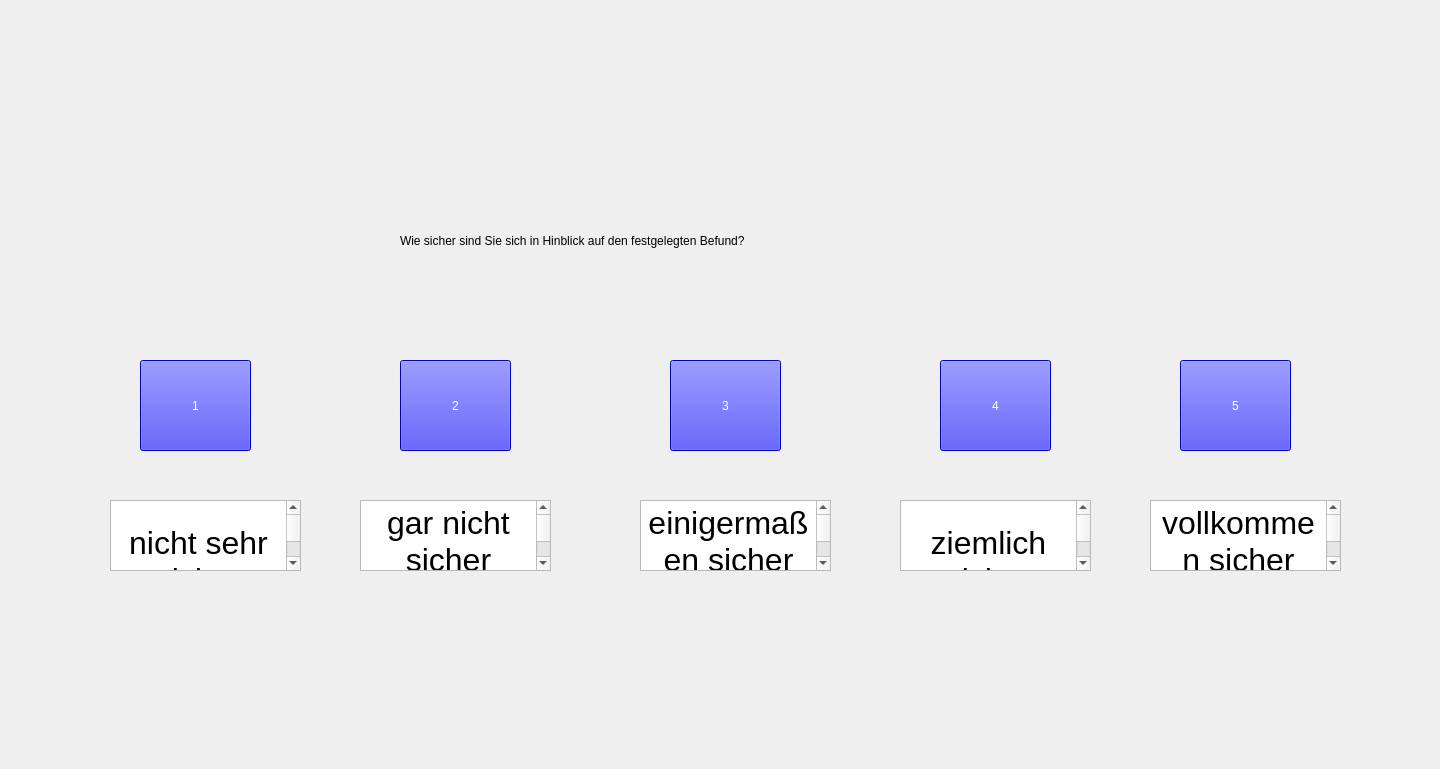
IKI-Lab/auscultation_AI_noise_exp, file forms/confidence.ui: the form before one commit.
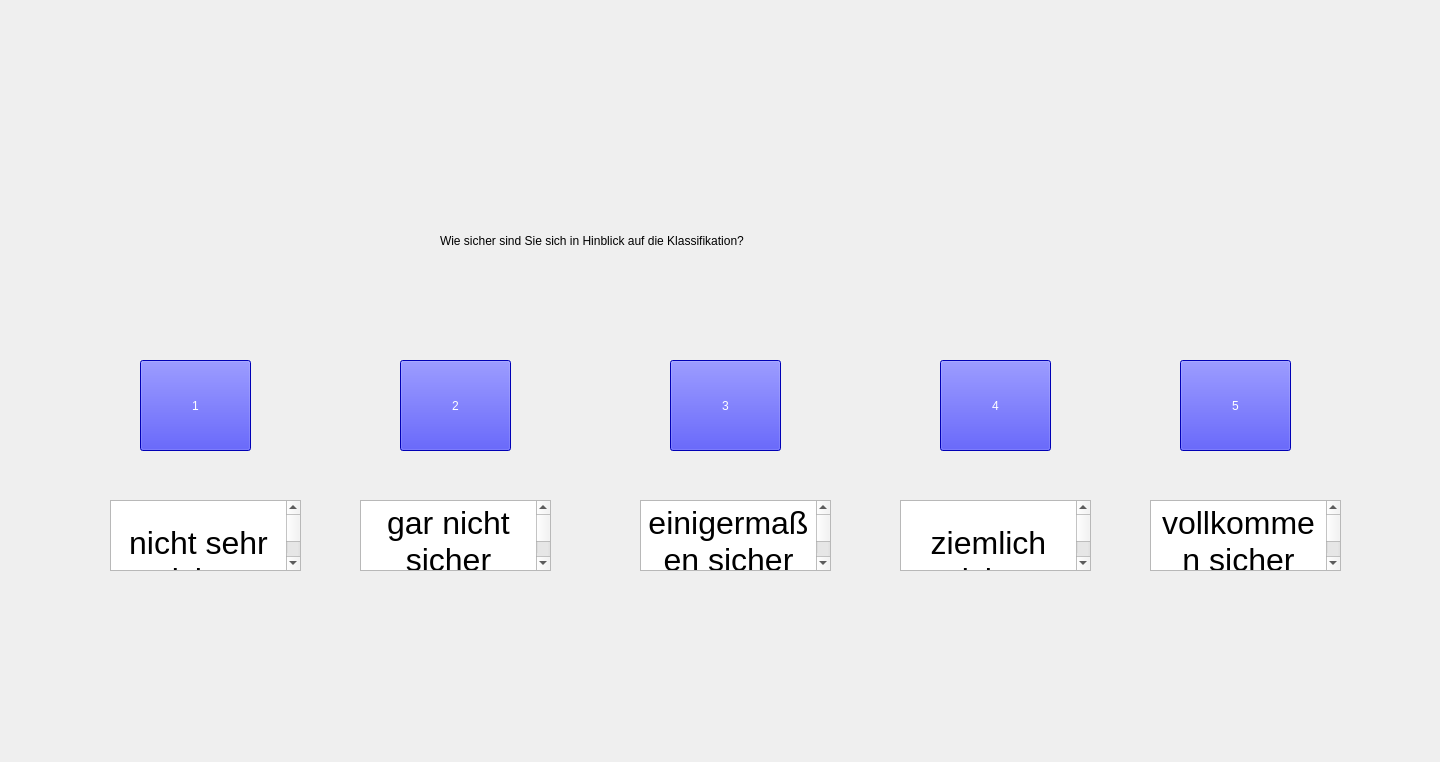
The form after the commit.

Diff of the .ui file:
```diff
--- a/forms/confidence.ui
+++ b/forms/confidence.ui
@@ -7,7 +7,7 @@
     <x>0</x>
     <y>0</y>
     <width>1440</width>
-    <height>769</height>
+    <height>762</height>
    </rect>
   </property>
   <property name="windowTitle">
@@ -16,9 +16,9 @@
   <widget class="QLabel" name="label">
    <property name="geometry">
     <rect>
-     <x>400</x>
+     <x>440</x>
      <y>190</y>
-     <width>701</width>
+     <width>661</width>
      <height>101</height>
     </rect>
    </property>
@@ -27,7 +27,7 @@
 </string>
    </property>
    <property name="text">
-    <string>Wie sicher sind Sie sich in Hinblick auf den festgelegten Befund?</string>
+    <string>Wie sicher sind Sie sich in Hinblick auf die Klassifikation?</string>
    </property>
   </widget>
   <widget class="QPushButton" name="pushButton">
```
